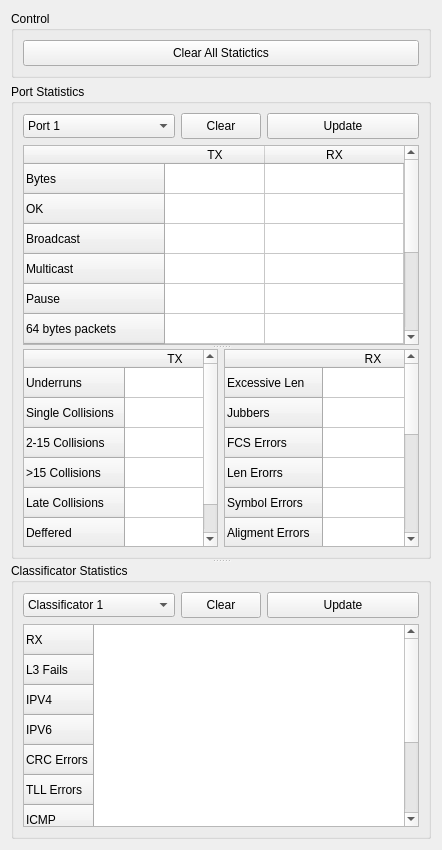
Old version of the form Utils/pyBasisCtrl/pyBasisStats.ui in the repository StartMilandr/MDR_Pack_v6.
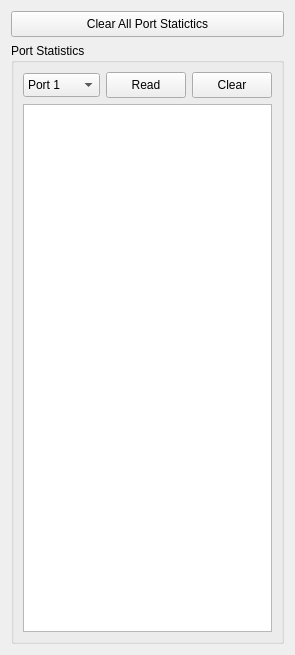
New version of the form.

Commit message: Basis Statistics window redesigned

The edit to the form file:
```diff
--- a/Utils/pyBasisCtrl/pyBasisStats.ui
+++ b/Utils/pyBasisCtrl/pyBasisStats.ui
@@ -6,20 +6,14 @@
    <rect>
     <x>0</x>
     <y>0</y>
-    <width>442</width>
-    <height>850</height>
+    <width>295</width>
+    <height>655</height>
    </rect>
   </property>
   <property name="windowTitle">
    <string>Statistics</string>
   </property>
-  <layout class="QVBoxLayout" name="verticalLayout_4">
-   <item>
-    <widget class="QGroupBox" name="grbxCtrl">
-     <property name="title">
-      <string>Control</string>
-     </property>
-     <layout class="QHBoxLayout" name="horizontalLayout_3">
+  <layout class="QVBoxLayout" name="verticalLayout_2">
       <item>
        <widget class="QPushButton" name="btClearAll">
         <property name="minimumSize">
@@ -29,29 +23,15 @@
          </size>
         </property>
         <property name="text">
-         <string>Clear All Statictics</string>
-        </property>
-       </widget>
-      </item>
-     </layout>
+      <string>Clear All Port Statictics</string>
+     </property>
     </widget>
    </item>
    <item>
-    <widget class="QSplitter" name="splitter_2">
-     <property name="orientation">
-      <enum>Qt::Vertical</enum>
-     </property>
      <widget class="QGroupBox" name="grbxPort">
       <property name="title">
        <string>Port Statistics</string>
       </property>
-      <layout class="QVBoxLayout" name="verticalLayout_3">
-       <item>
-        <widget class="QSplitter" name="splitter">
-         <property name="orientation">
-          <enum>Qt::Vertical</enum>
-         </property>
-         <widget class="QWidget" name="">
           <layout class="QVBoxLayout" name="verticalLayout">
            <item>
             <layout class="QHBoxLayout" name="horizontalLayout">
@@ -91,25 +71,6 @@
                </item>
               </widget>
              </item>
-             <item>
-              <widget class="QPushButton" name="btPortClear">
-               <property name="sizePolicy">
-                <sizepolicy hsizetype="Preferred" vsizetype="Fixed">
-                 <horstretch>0</horstretch>
-                 <verstretch>0</verstretch>
-                </sizepolicy>
-               </property>
-               <property name="minimumSize">
-                <size>
-                 <width>0</width>
-                 <height>26</height>
-                </size>
-               </property>
-               <property name="text">
-                <string>Clear</string>
-               </property>
-              </widget>
-             </item>
              <item>
               <widget class="QPushButton" name="btPortRead">
                <property name="sizePolicy">
@@ -125,243 +86,12 @@
                 </size>
                </property>
                <property name="text">
-                <string>Update</string>
+           <string>Read</string>
                </property>
               </widget>
              </item>
-            </layout>
-           </item>
            <item>
-            <widget class="QTableWidget" name="tblPortStat">
-             <attribute name="horizontalHeaderStretchLastSection">
-              <bool>true</bool>
-             </attribute>
-             <row>
-              <property name="text">
-               <string>Bytes</string>
-              </property>
-             </row>
-             <row>
-              <property name="text">
-               <string>OK</string>
-              </property>
-             </row>
-             <row>
-              <property name="text">
-               <string>Broadcast</string>
-              </property>
-             </row>
-             <row>
-              <property name="text">
-               <string>Multicast</string>
-              </property>
-             </row>
-             <row>
-              <property name="text">
-               <string>Pause</string>
-              </property>
-             </row>
-             <row>
-              <property name="text">
-               <string>64 bytes packets</string>
-              </property>
-             </row>
-             <row>
-              <property name="text">
-               <string>65..127 bytes packets</string>
-              </property>
-             </row>
-             <row>
-              <property name="text">
-               <string>128..255 bytes packets</string>
-              </property>
-             </row>
-             <row>
-              <property name="text">
-               <string>256..511 bytes packets</string>
-              </property>
-             </row>
-             <row>
-              <property name="text">
-               <string>512..1023 bytes packets</string>
-              </property>
-             </row>
-             <row>
-              <property name="text">
-               <string>&gt;1518 bytes packets</string>
-              </property>
-             </row>
-             <column>
-              <property name="text">
-               <string>TX</string>
-              </property>
-             </column>
-             <column>
-              <property name="text">
-               <string>RX</string>
-              </property>
-             </column>
-            </widget>
-           </item>
-          </layout>
-         </widget>
-         <widget class="QWidget" name="">
-          <layout class="QHBoxLayout" name="horizontalLayout_4">
-           <item>
-            <widget class="QTableWidget" name="tblPortTx">
-             <attribute name="horizontalHeaderStretchLastSection">
-              <bool>true</bool>
-             </attribute>
-             <row>
-              <property name="text">
-               <string>Underruns</string>
-              </property>
-             </row>
-             <row>
-              <property name="text">
-               <string>Single Collisions</string>
-              </property>
-             </row>
-             <row>
-              <property name="text">
-               <string>2-15 Collisions</string>
-              </property>
-             </row>
-             <row>
-              <property name="text">
-               <string>&gt;15 Collisions</string>
-              </property>
-             </row>
-             <row>
-              <property name="text">
-               <string>Late Collisions</string>
-              </property>
-             </row>
-             <row>
-              <property name="text">
-               <string>Deffered</string>
-              </property>
-             </row>
-             <column>
-              <property name="text">
-               <string>TX</string>
-              </property>
-             </column>
-            </widget>
-           </item>
-           <item>
-            <widget class="QTableWidget" name="tblPortRx">
-             <attribute name="horizontalHeaderStretchLastSection">
-              <bool>true</bool>
-             </attribute>
-             <row>
-              <property name="text">
-               <string>Excessive Len</string>
-              </property>
-             </row>
-             <row>
-              <property name="text">
-               <string>Jubbers</string>
-              </property>
-             </row>
-             <row>
-              <property name="text">
-               <string>FCS Errors</string>
-              </property>
-             </row>
-             <row>
-              <property name="text">
-               <string>Len Erorrs</string>
-              </property>
-             </row>
-             <row>
-              <property name="text">
-               <string>Symbol Errors</string>
-              </property>
-             </row>
-             <row>
-              <property name="text">
-               <string>Aligment Errors</string>
-              </property>
-             </row>
-             <row>
-              <property name="text">
-               <string>Resource Errors</string>
-              </property>
-             </row>
-             <row>
-              <property name="text">
-               <string>Overruns</string>
-              </property>
-             </row>
-             <row>
-              <property name="text">
-               <string>IP CRC Errors</string>
-              </property>
-             </row>
-             <row>
-              <property name="text">
-               <string>TCP CRC Errors</string>
-              </property>
-             </row>
-             <row>
-              <property name="text">
-               <string>UDP CRC Errors</string>
-              </property>
-             </row>
-             <row>
-              <property name="text">
-               <string>Dropped</string>
-              </property>
-             </row>
-             <column>
-              <property name="text">
-               <string>RX</string>
-              </property>
-             </column>
-            </widget>
-           </item>
-          </layout>
-         </widget>
-        </widget>
-       </item>
-      </layout>
-     </widget>
-     <widget class="QGroupBox" name="grbxClass">
-      <property name="title">
-       <string>Classificator Statistics</string>
-      </property>
-      <layout class="QVBoxLayout" name="verticalLayout_2">
-       <item>
-        <layout class="QHBoxLayout" name="horizontalLayout_2">
-         <item>
-          <widget class="QComboBox" name="cbxClassSel">
-           <property name="sizePolicy">
-            <sizepolicy hsizetype="Expanding" vsizetype="Fixed">
-             <horstretch>0</horstretch>
-             <verstretch>0</verstretch>
-            </sizepolicy>
-           </property>
-           <property name="minimumSize">
-            <size>
-             <width>0</width>
-             <height>24</height>
-            </size>
-           </property>
-           <item>
-            <property name="text">
-             <string>Classificator 1</string>
-            </property>
-           </item>
-           <item>
-            <property name="text">
-             <string>Classificator 2</string>
-            </property>
-           </item>
-          </widget>
-         </item>
-         <item>
-          <widget class="QPushButton" name="btClassClear">
+         <widget class="QPushButton" name="btPortClear">
            <property name="sizePolicy">
             <sizepolicy hsizetype="Preferred" vsizetype="Fixed">
              <horstretch>0</horstretch>
@@ -379,86 +109,12 @@
            </property>
           </widget>
          </item>
-         <item>
-          <widget class="QPushButton" name="btClassRead">
-           <property name="sizePolicy">
-            <sizepolicy hsizetype="Expanding" vsizetype="Fixed">
-             <horstretch>0</horstretch>
-             <verstretch>0</verstretch>
-            </sizepolicy>
-           </property>
-           <property name="minimumSize">
-            <size>
-             <width>0</width>
-             <height>26</height>
-            </size>
-           </property>
-           <property name="text">
-            <string>Update</string>
-           </property>
-          </widget>
-         </item>
         </layout>
        </item>
        <item>
-        <widget class="QTableWidget" name="tblClassStat">
-         <attribute name="horizontalHeaderStretchLastSection">
-          <bool>true</bool>
-         </attribute>
-         <row>
-          <property name="text">
-           <string>RX</string>
-          </property>
-         </row>
-         <row>
-          <property name="text">
-           <string>L3 Fails</string>
-          </property>
-         </row>
-         <row>
-          <property name="text">
-           <string>IPV4</string>
-          </property>
-         </row>
-         <row>
-          <property name="text">
-           <string>IPV6</string>
-          </property>
-         </row>
-         <row>
-          <property name="text">
-           <string>CRC Errors</string>
-          </property>
-         </row>
-         <row>
-          <property name="text">
-           <string>TLL Errors</string>
-          </property>
-         </row>
-         <row>
-          <property name="text">
-           <string>ICMP</string>
-          </property>
-         </row>
-         <row>
-          <property name="text">
-           <string>IGMP</string>
-          </property>
-         </row>
-         <row>
-          <property name="text">
-           <string>TCP</string>
-          </property>
-         </row>
-         <row>
-          <property name="text">
-           <string>UDP</string>
-          </property>
-         </row>
-        </widget>
-       </item>
-      </layout>
-     </widget>
+       <widget class="QTreeView" name="treeView"/>
+      </item>
+     </layout>
     </widget>
    </item>
   </layout>
```
Lines whose indentation alone changed are shown as unchanged. The commit also changes 6 other files.
